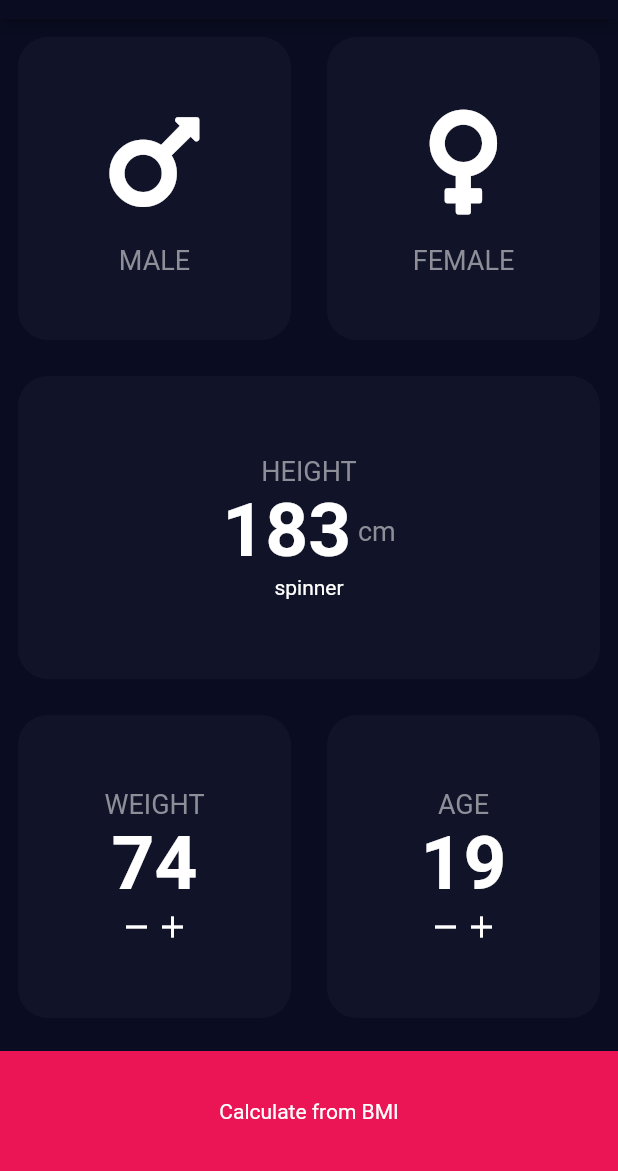
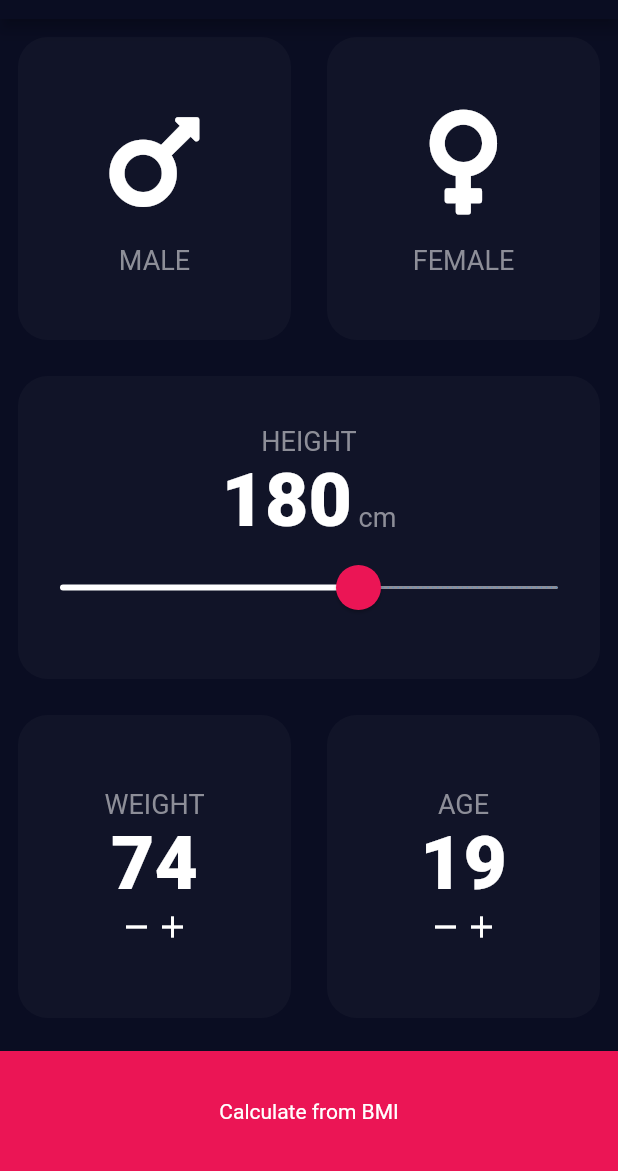
Before and after one commit to Itanik/BMI-Calculator-flutter, a Flutter app: the screen it shows after launch, on a phone screen of 412 x 824 dp, the part 65-1236 px from its top. Run offline on Flutter 3.47's test engine with Material 2 defaults, Android fonts, the phone set to English and light mode, and no system bars; our stand-ins replace font_awesome_flutter.

```diff
--- a/lib/constants.dart
+++ b/lib/constants.dart
@@ -9,6 +9,8 @@ const kLabelTextStyle = TextStyle(
 const kNumberTextStyle = TextStyle(
   color: Colors.white,
   fontSize: 50.0,
-  fontWeight: FontWeight.bold,
+  fontWeight: FontWeight.w900,
 );
 const kMainTextColor = Color(0xFF8D8E98);
+const kAccentColor = Color(0xFFEB1555);
+const kAccentTransparentColor = Color(0x29EB1555);
--- a/lib/main.dart
+++ b/lib/main.dart
@@ -1,3 +1,4 @@
+import 'package:bmi_calculator_flutter/constants.dart';
 import 'package:bmi_calculator_flutter/pages/input_page.dart';
 import 'package:flutter/material.dart';
 
@@ -9,6 +10,7 @@ class BMICalculator extends StatelessWidget {
   @override
   Widget build(BuildContext context) => MaterialApp(
         theme: ThemeData.dark().copyWith(
+          accentColor: kAccentColor,
           primaryColor: bgColor,
           scaffoldBackgroundColor: bgColor,
         ),
--- /dev/null
+++ b/lib/pages/cards/slider_card.dart
@@ -0,0 +1,61 @@
+import 'package:bmi_calculator_flutter/constants.dart';
+import 'package:flutter/material.dart';
+
+class SliderCard extends StatefulWidget {
+  @override
+  _SliderCardState createState() => _SliderCardState();
+}
+
+class _SliderCardState extends State<SliderCard> {
+  double _heightValue = 180.0;
+
+  @override
+  Widget build(BuildContext context) {
+    return Column(
+      crossAxisAlignment: CrossAxisAlignment.center,
+      mainAxisAlignment: MainAxisAlignment.center,
+      children: [
+        Text(
+          "HEIGHT",
+          style: kLabelTextStyle,
+        ),
+        Row(
+          textBaseline: TextBaseline.alphabetic,
+          mainAxisAlignment: MainAxisAlignment.center,
+          crossAxisAlignment: CrossAxisAlignment.baseline,
+          children: [
+            Text(
+              _heightValue.toInt().toString(),
+              style: kNumberTextStyle,
+            ),
+            Text(
+              " cm",
+              style: kLabelTextStyle,
+            ),
+          ],
+        ),
+        SliderTheme(
+          data: SliderThemeData(
+            thumbShape: RoundSliderThumbShape(enabledThumbRadius: 15.0),
+            overlayShape: RoundSliderOverlayShape(overlayRadius: 28.0),
+            trackHeight: 2.0,
+            overlayColor: kAccentTransparentColor,
+            activeTrackColor: Colors.white,
+            inactiveTrackColor: kMainTextColor,
+            thumbColor: kAccentColor,
+          ),
+          child: Slider(
+              min: 120.0,
+              max: 220.0,
+              divisions: 100,
+              value: _heightValue,
+              onChanged: (double newValue) {
+                setState(() {
+                  _heightValue = newValue;
+                });
+              }),
+        )
+      ],
+    );
+  }
+}
--- a/lib/pages/cards/spinner_card.dart
+++ /dev/null
@@ -1,37 +0,0 @@
-import 'package:bmi_calculator_flutter/constants.dart';
-import 'package:flutter/material.dart';
-
-class SpinnerCard extends StatefulWidget {
-  @override
-  _SpinnerCardState createState() => _SpinnerCardState();
-}
-
-class _SpinnerCardState extends State<SpinnerCard> {
-  @override
-  Widget build(BuildContext context) {
-    return Column(
-      crossAxisAlignment: CrossAxisAlignment.center,
-      mainAxisAlignment: MainAxisAlignment.center,
-      children: [
-        Text(
-          "HEIGHT",
-          style: kLabelTextStyle,
-        ),
-        Row(
-          mainAxisAlignment: MainAxisAlignment.center,
-          children: [
-            Text(
-              "183",
-              style: kNumberTextStyle,
-            ),
-            Text(
-              " cm",
-              style: kLabelTextStyle,
-            ),
-          ],
-        ),
-        Text("spinner"),
-      ],
-    );
-  }
-}
--- a/lib/pages/input_page.dart
+++ b/lib/pages/input_page.dart
@@ -1,5 +1,6 @@
+import 'package:bmi_calculator_flutter/constants.dart';
 import 'package:bmi_calculator_flutter/pages/cards/counter_card.dart';
-import 'package:bmi_calculator_flutter/pages/cards/spinner_card.dart';
+import 'package:bmi_calculator_flutter/pages/cards/slider_card.dart';
 import 'package:flutter/material.dart';
 
 import 'cards/expanded_card.dart';
@@ -7,7 +8,6 @@ import 'cards/gender_card.dart';
 
 const _kActiveCardColor = Color(0xFF1D1E33);
 const _kInactiveCardColor = Color(0xFF111428);
-const _kBottomContainerColor = Color(0xFFEB1555);
 const _kBottomContainerHeight = 80.0;
 
 class InputPage extends StatefulWidget {
@@ -63,7 +63,7 @@ class _InputPageState extends State<InputPage> {
               ],
             )),
             ExpandedCard(
-              child: SpinnerCard(),
+              child: SliderCard(),
               bgColor: _kInactiveCardColor,
             ),
             Expanded(
@@ -83,7 +83,7 @@ class _InputPageState extends State<InputPage> {
             Container(
               margin: EdgeInsets.only(top: 10.0),
               height: _kBottomContainerHeight,
-              color: _kBottomContainerColor,
+              color: kAccentColor,
               alignment: Alignment.center,
               child: Text("Calculate from BMI"),
             )
```
